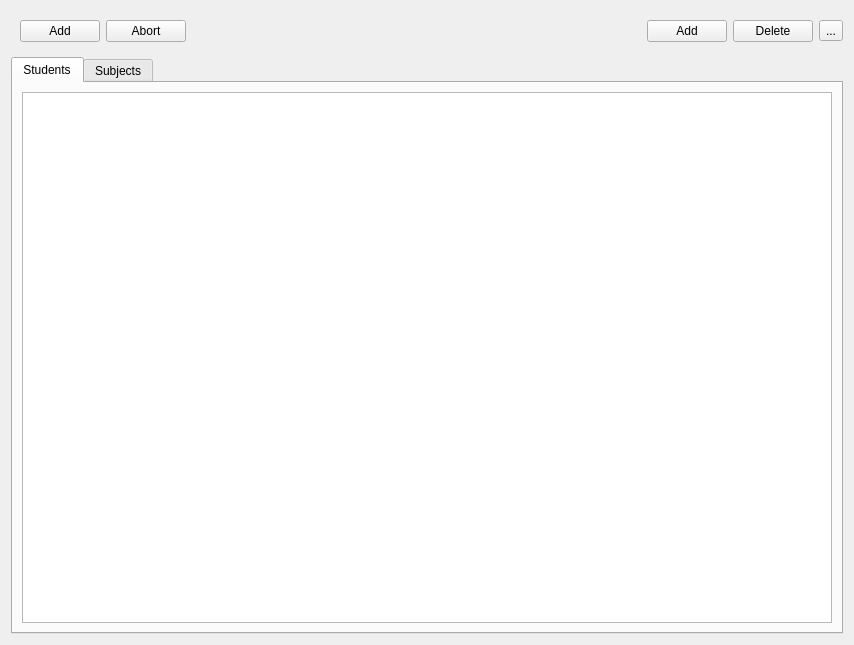
This is Classes/ClassesModule.ui in DStalytenkoDev/SchoolCRM as Qt 5 draws it before an edit. The edited form follows.
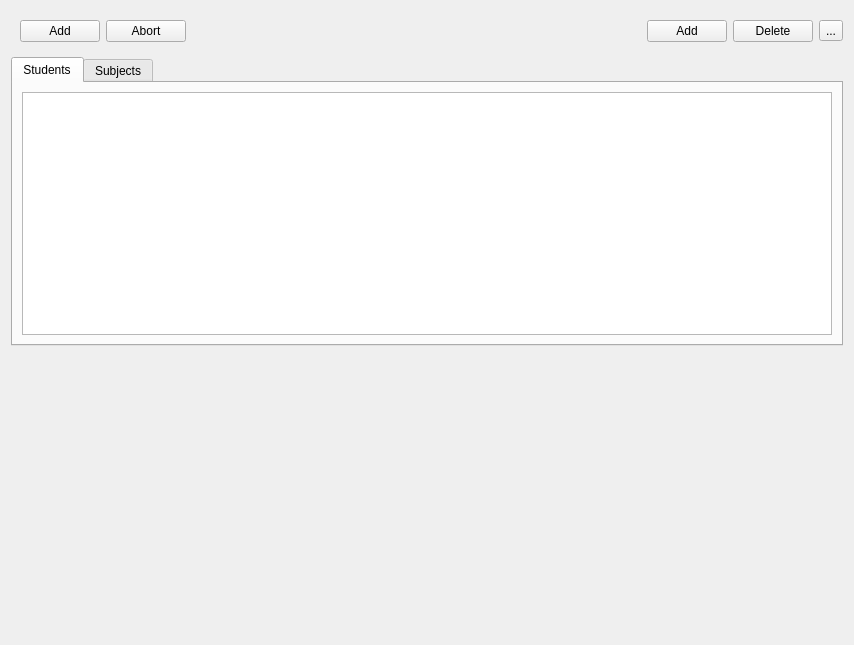
This is the edited form.

Commit message: bug fix in ComboBoxFinderView added QStateMachine ClassesModule precomplete, in develope, bug fix

Patch:
```diff
--- a/Classes/ClassesModule.ui
+++ b/Classes/ClassesModule.ui
@@ -74,6 +74,12 @@
    </item>
    <item>
     <widget class="QTabWidget" name="tabWidget">
+     <property name="sizePolicy">
+      <sizepolicy hsizetype="Expanding" vsizetype="Expanding">
+       <horstretch>0</horstretch>
+       <verstretch>0</verstretch>
+      </sizepolicy>
+     </property>
      <property name="currentIndex">
       <number>0</number>
      </property>
@@ -99,6 +105,22 @@
      </widget>
     </widget>
    </item>
+   <item>
+    <spacer name="verticalSpacer">
+     <property name="orientation">
+      <enum>Qt::Orientation::Vertical</enum>
+     </property>
+     <property name="sizeType">
+      <enum>QSizePolicy::Policy::MinimumExpanding</enum>
+     </property>
+     <property name="sizeHint" stdset="0">
+      <size>
+       <width>20</width>
+       <height>0</height>
+      </size>
+     </property>
+    </spacer>
+   </item>
   </layout>
  </widget>
  <resources/>
```
The commit also changes 5 other files.
